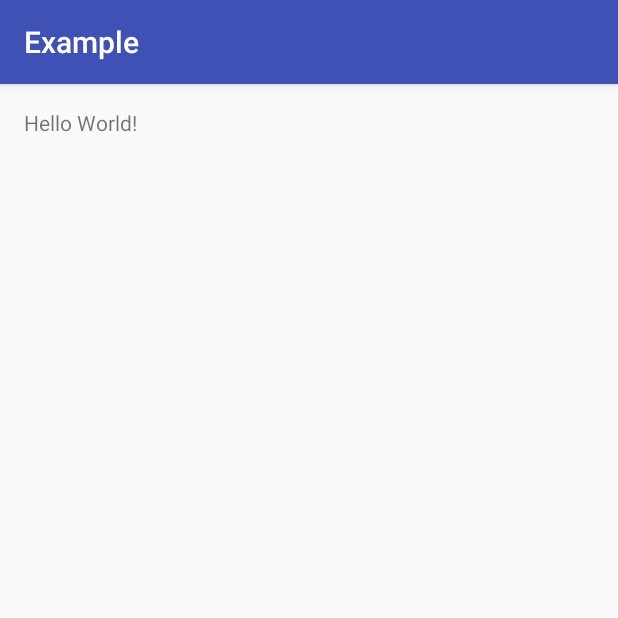
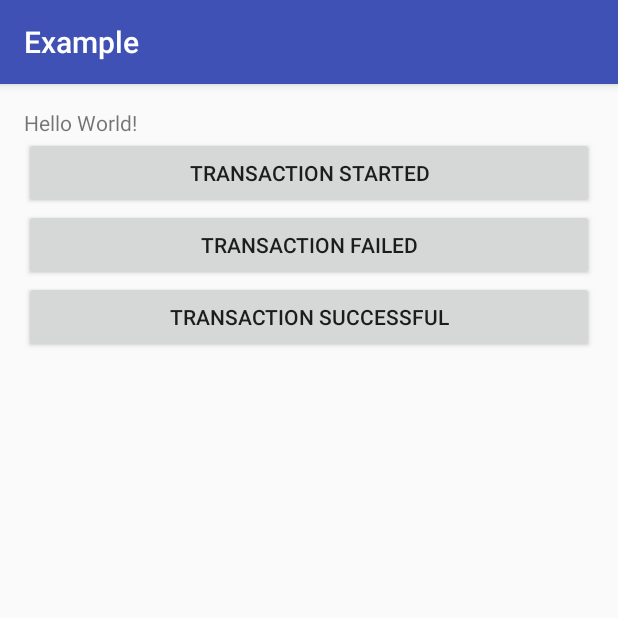
Before and after one commit to PureMetrics/puremetrics-android-sdk, an Android app: the screen it shows after launch (MainActivity), on a phone screen of 412 x 824 dp, the top half of it. Run offline under Robolectric (Android 15) with nearby library versions, the phone set to English and light mode, and no system bars; our stand-ins replace AdMob; libraries missing offline, so code that uses them is left out: com.facebook.device; 1 statement that could not run was skipped.

Commit message:
Changed Revenue tracking. Split revenue into 3 events of transaction start, success and failed.

```diff
--- a/build.gradle
+++ b/build.gradle
@@ -28,8 +28,8 @@ ext {
     targetSdkVersion = 23
     compileSdkVersion = 23
     buildToolsVersion = '23.0.3'
-    sdkVersionName = '1.0.7'
-    sdkVersionCode = 107
+    sdkVersionName = '1.0.8'
+    sdkVersionCode = 108
     sourceCompatibilityVersion = JavaVersion.VERSION_1_7
     targetCompatibilityVersion = JavaVersion.VERSION_1_7
 }
--- a/example/src/main/java/io/puremetrics/example/MainActivity.java
+++ b/example/src/main/java/io/puremetrics/example/MainActivity.java
@@ -2,6 +2,7 @@ package io.puremetrics.example;
 
 import android.os.Bundle;
 import android.support.v7.app.AppCompatActivity;
+import android.view.View;
 
 import java.util.HashMap;
 
@@ -14,14 +15,29 @@ public class MainActivity extends AppCompatActivity {
   protected void onCreate(Bundle savedInstanceState) {
     super.onCreate(savedInstanceState);
     setContentView(R.layout.activity_main);
-    PureMetrics.trackRevenue(100f, "usd", "nb", 0, null, 1, null);
-    HashMap<String, Object> attrs = new HashMap<>();
-    attrs.put("productId", 123456);
-    attrs.put("city", "aha");
-    PureMetrics.trackRevenue(100f, "usd", "nb", 0, null, 1, attrs);
-    Bundle extras = new Bundle();
-    extras.putString("referrer", "IDE");
-    extras.putString("campaign", "test");
-    PureMetrics.setAppOpenExtras(null, null, "test", null, "https://www.puremetrics.io", attrs);
+
+    findViewById(R.id.button1).setOnClickListener(new View.OnClickListener() {
+      @Override
+      public void onClick(View v) {
+        PureMetrics.trackTransactionStarted(null, null);
+      }
+    });
+
+    findViewById(R.id.button2).setOnClickListener(new View.OnClickListener() {
+      @Override
+      public void onClick(View v) {
+        PureMetrics.trackTransactionFailed(null, "Payment Issue", null);
+      }
+    });
+
+    findViewById(R.id.button3).setOnClickListener(new View.OnClickListener() {
+      @Override
+      public void onClick(View v) {
+        HashMap<String, Object> attrs = new HashMap<>();
+        attrs.put("productid", 123456);
+        attrs.put("category", "music");
+        PureMetrics.trackTransactionSuccessful(null, 100f, "usd", "nb", 20, "FLAT20", 1, attrs);
+      }
+    });
   }
 }
--- a/example/src/main/res/layout/activity_main.xml
+++ b/example/src/main/res/layout/activity_main.xml
@@ -10,7 +10,44 @@
     tools:context="io.puremetrics.example.MainActivity">
 
     <TextView
-        android:layout_width="wrap_content"
+        android:layout_width="match_parent"
         android:layout_height="wrap_content"
-        android:text="Hello World!" />
+        android:text="Hello World!"
+        android:id="@+id/textView"/>
+
+    <LinearLayout
+        android:layout_width="match_parent"
+        android:layout_height="match_parent"
+        android:layout_below="@+id/textView"
+        android:orientation="vertical">
+
+
+        <Button
+            android:layout_width="match_parent"
+            android:layout_height="wrap_content"
+            android:text="Transaction Started"
+            android:id="@+id/button1"
+
+
+            />
+
+        <Button
+            android:layout_width="match_parent"
+            android:layout_height="wrap_content"
+            android:text="Transaction Failed"
+            android:id="@+id/button2"
+
+
+            />
+
+        <Button
+            android:layout_width="match_parent"
+            android:layout_height="wrap_content"
+            android:text="Transaction Successful"
+            android:id="@+id/button3"
+
+
+            />
+
+    </LinearLayout>
 </RelativeLayout>
```
Also changed, not shown: core/src/main/java/io/puremetrics/sdk/Constants.java (+17 -1 lines), core/src/main/java/io/puremetrics/sdk/PureMetrics.java (+55 -6 lines).
